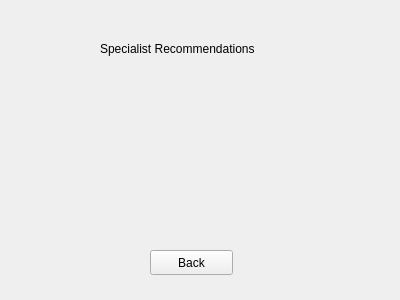
andreias144/3004Final, file recommendationspage.ui: the form before one commit.
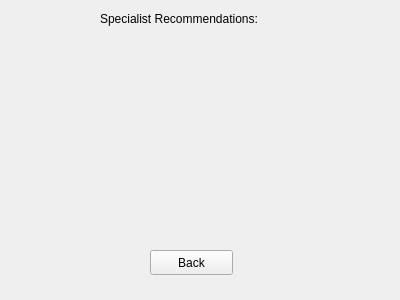
The form after the commit.

```diff
--- a/recommendationspage.ui
+++ b/recommendationspage.ui
@@ -17,13 +17,13 @@
    <property name="geometry">
     <rect>
      <x>100</x>
-     <y>40</y>
+     <y>10</y>
      <width>201</width>
      <height>17</height>
     </rect>
    </property>
    <property name="text">
-    <string>Specialist Recommendations</string>
+    <string>Specialist Recommendations:</string>
    </property>
   </widget>
   <widget class="QPushButton" name="backButton">
```
